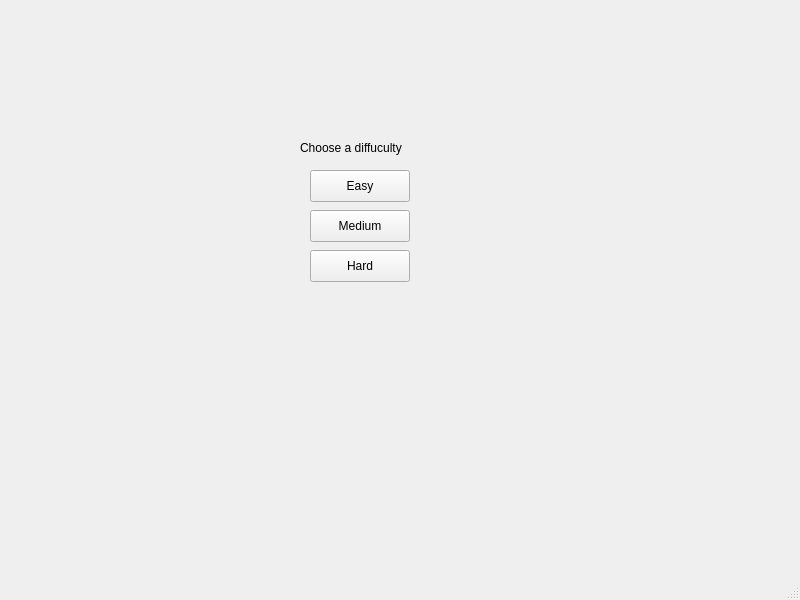
First picture: the form in mainwindow.ui, repository yassienE4/SudukoAPPLIED, before the edit.
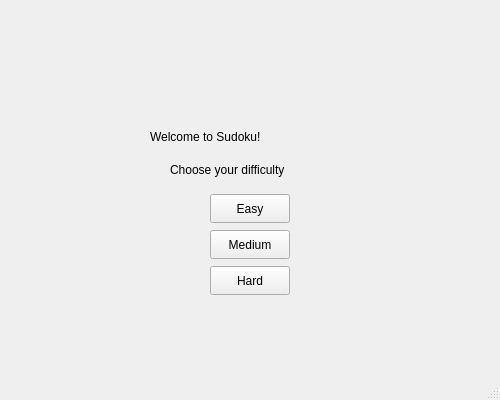
Second picture: the form after the edit.

Diff of the .ui file:
```diff
--- a/mainwindow.ui
+++ b/mainwindow.ui
@@ -6,8 +6,8 @@
    <rect>
     <x>0</x>
     <y>0</y>
-    <width>800</width>
-    <height>600</height>
+    <width>500</width>
+    <height>400</height>
    </rect>
   </property>
   <property name="windowTitle">
@@ -17,10 +17,10 @@
    <widget class="QPushButton" name="EasyButton">
     <property name="geometry">
      <rect>
-      <x>310</x>
-      <y>170</y>
-      <width>100</width>
-      <height>32</height>
+      <x>210</x>
+      <y>194</y>
+      <width>80</width>
+      <height>29</height>
      </rect>
     </property>
     <property name="text">
@@ -30,10 +30,10 @@
    <widget class="QPushButton" name="MediumButton">
     <property name="geometry">
      <rect>
-      <x>310</x>
-      <y>210</y>
-      <width>100</width>
-      <height>32</height>
+      <x>210</x>
+      <y>230</y>
+      <width>80</width>
+      <height>29</height>
      </rect>
     </property>
     <property name="text">
@@ -43,10 +43,10 @@
    <widget class="QPushButton" name="HardButton">
     <property name="geometry">
      <rect>
-      <x>310</x>
-      <y>250</y>
-      <width>100</width>
-      <height>32</height>
+      <x>210</x>
+      <y>266</y>
+      <width>80</width>
+      <height>29</height>
      </rect>
     </property>
     <property name="text">
@@ -56,14 +56,33 @@
    <widget class="QLabel" name="label">
     <property name="geometry">
      <rect>
-      <x>300</x>
-      <y>140</y>
-      <width>271</width>
-      <height>16</height>
+      <x>170</x>
+      <y>160</y>
+      <width>221</width>
+      <height>20</height>
      </rect>
     </property>
+    <property name="styleSheet">
+     <string notr="true">font: 700 12pt &quot;Monotype Koufi&quot;;</string>
+    </property>
     <property name="text">
-     <string>Choose a diffuculty</string>
+     <string>Choose your difficulty</string>
+    </property>
+   </widget>
+   <widget class="QLabel" name="label_2">
+    <property name="geometry">
+     <rect>
+      <x>150</x>
+      <y>120</y>
+      <width>261</width>
+      <height>33</height>
+     </rect>
+    </property>
+    <property name="styleSheet">
+     <string notr="true">font: italic 20pt &quot;Vivaldi&quot;;</string>
+    </property>
+    <property name="text">
+     <string>Welcome to Sudoku!</string>
     </property>
    </widget>
   </widget>
```
Left out of the diff: 4 changed lines with no effect on the pictures.
